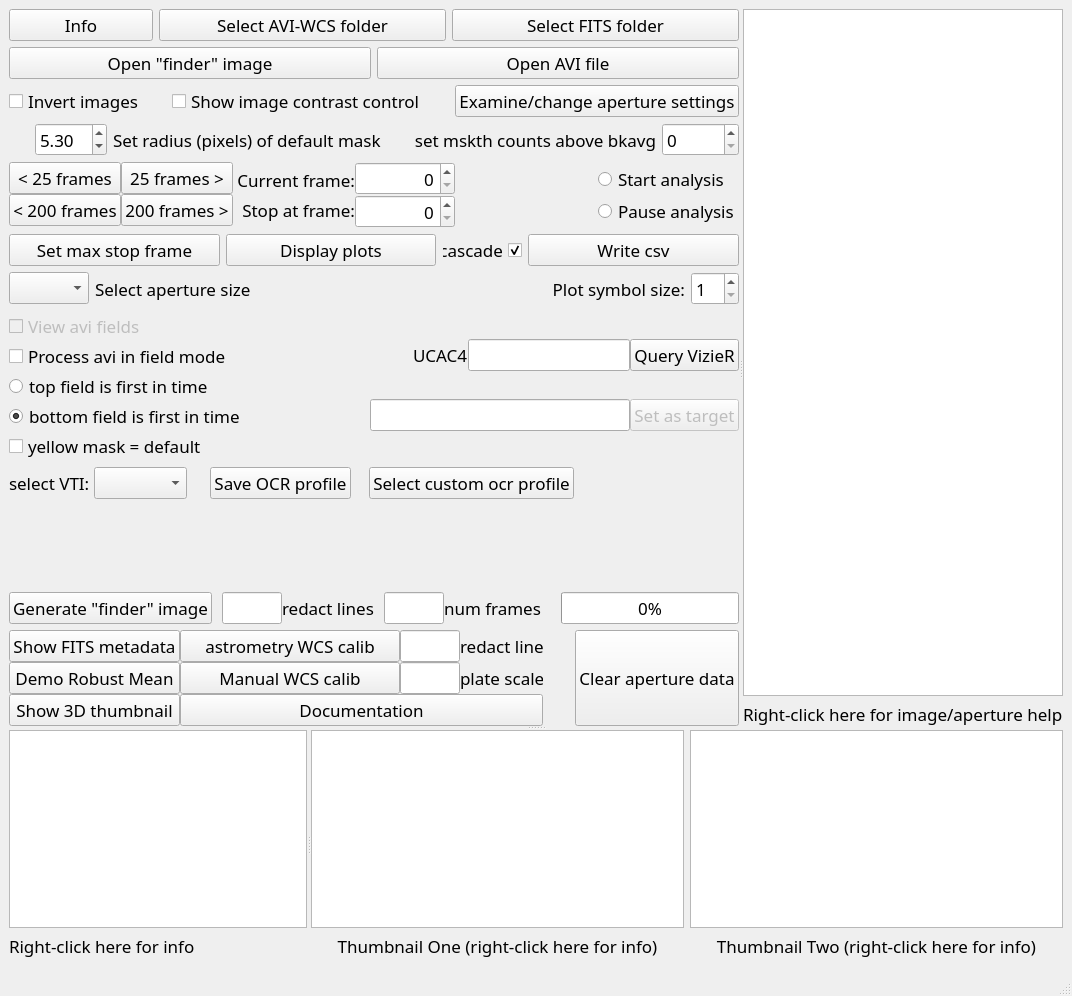
First picture: the form in src/pymovie/PyMovie.ui, repository bob-anderson-ok/pymovie, before the edit.
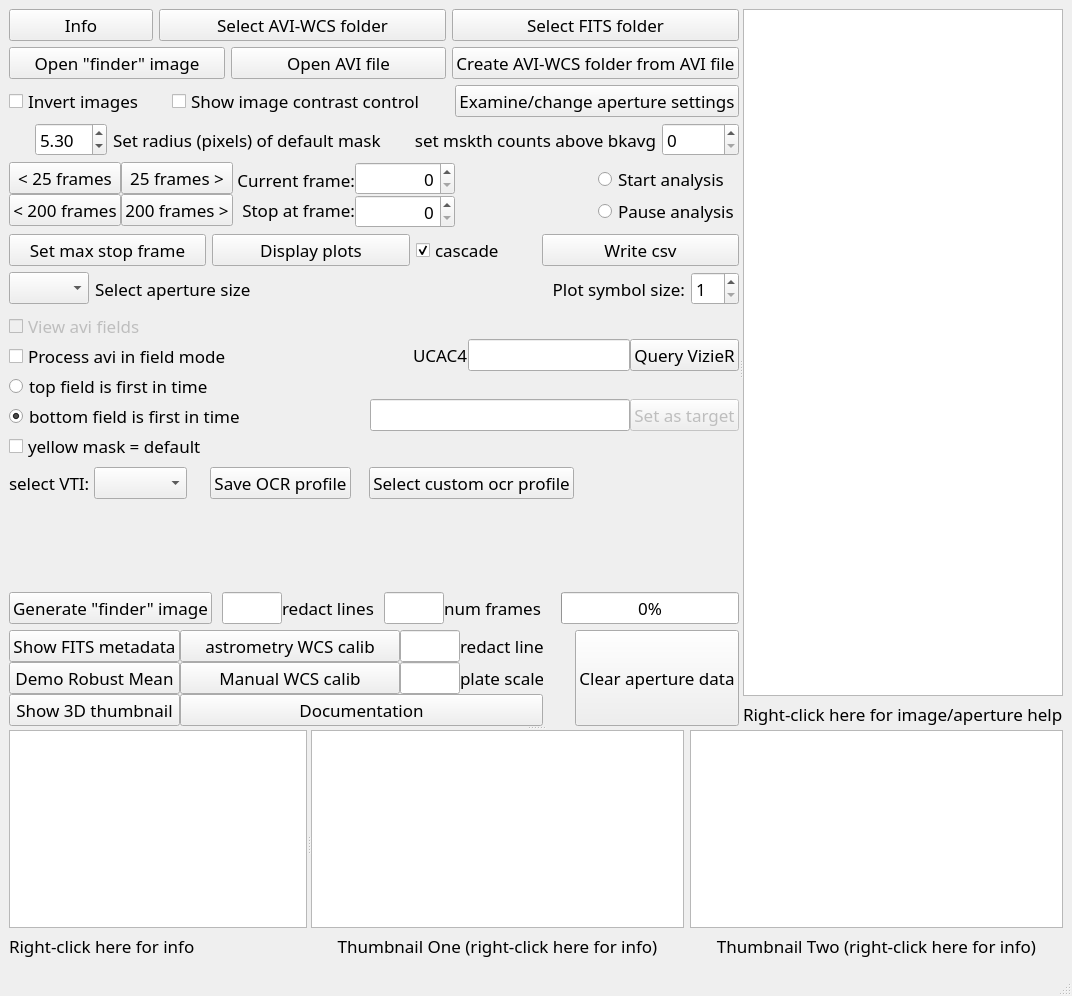
Second picture: the form after the edit. Custom widgets are drawn as their Qt base class.

```diff
--- a/src/pymovie/PyMovie.ui
+++ b/src/pymovie/PyMovie.ui
@@ -88,7 +88,7 @@
           </layout>
          </item>
          <item>
-          <layout class="QHBoxLayout" name="horizontalLayout_12" stretch="2,2">
+          <layout class="QHBoxLayout" name="horizontalLayout_12" stretch="2,2,0">
            <property name="spacing">
             <number>-1</number>
            </property>
@@ -112,6 +112,16 @@
              </property>
             </widget>
            </item>
+           <item>
+            <widget class="QPushButton" name="createAVIWCSfolderButton">
+             <property name="toolTip">
+              <string>&lt;html&gt;&lt;head/&gt;&lt;body&gt;&lt;p&gt;We'll fill in the tool-tip once we have the feature fully working.&lt;/p&gt;&lt;/body&gt;&lt;/html&gt;</string>
+             </property>
+             <property name="text">
+              <string>Create AVI-WCS folder from AVI file</string>
+             </property>
+            </widget>
+           </item>
           </layout>
          </item>
          <item>
@@ -588,9 +598,15 @@
            </item>
            <item>
             <widget class="QCheckBox" name="cascadeCheckBox">
+             <property name="minimumSize">
+              <size>
+               <width>120</width>
+               <height>0</height>
+              </size>
+             </property>
              <property name="maximumSize">
               <size>
-               <width>80</width>
+               <width>120</width>
                <height>16777215</height>
               </size>
              </property>
@@ -604,7 +620,7 @@
               <string>&lt;html&gt;&lt;head/&gt;&lt;body&gt;&lt;p&gt;If checked, lightcurve plots will cascade from the upper left of the monitor diagonally toward the lower right.&lt;/p&gt;&lt;p&gt;If unchecked, lightcurve plots will stack on top of each other in the center of the monitor.&lt;/p&gt;&lt;/body&gt;&lt;/html&gt;</string>
              </property>
              <property name="layoutDirection">
-              <enum>Qt::RightToLeft</enum>
+              <enum>Qt::LeftToRight</enum>
              </property>
              <property name="text">
               <string>cascade</string>
```
